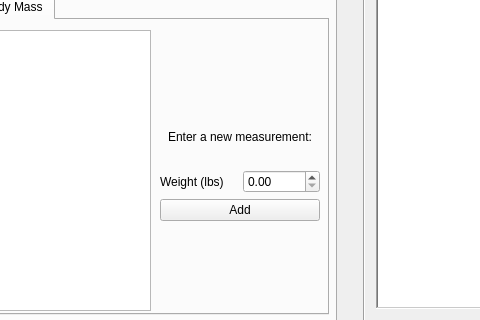
Qt form mainwindow.ui (Nicholas-LeBoeuf/RemoteWorkouts) before a commit; both pictures show x 164 to 644 and y 132 to 452 of the 912 by 534 pixel window.
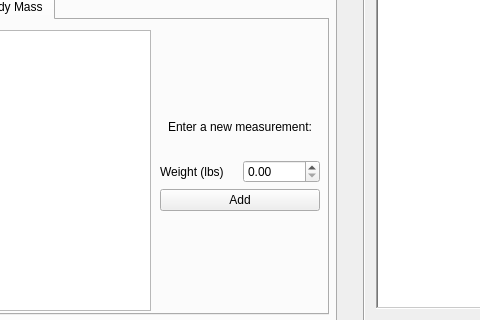
The same form after that commit. The open tabs and pages were chosen to show the change. Custom widgets are drawn as their Qt base class.

Commit message: added field validations and integer validations for the edit user page. Also changed age and height on the UI. Added a close button as well.

```diff
--- a/mainwindow.ui
+++ b/mainwindow.ui
@@ -143,7 +143,7 @@
         <property name="geometry">
          <rect>
           <x>250</x>
-          <y>90</y>
+          <y>80</y>
           <width>160</width>
           <height>111</height>
          </rect>
```
Left out of the diff: 2 changed lines with no effect on the pictures. The commit also changes 4 other files.
